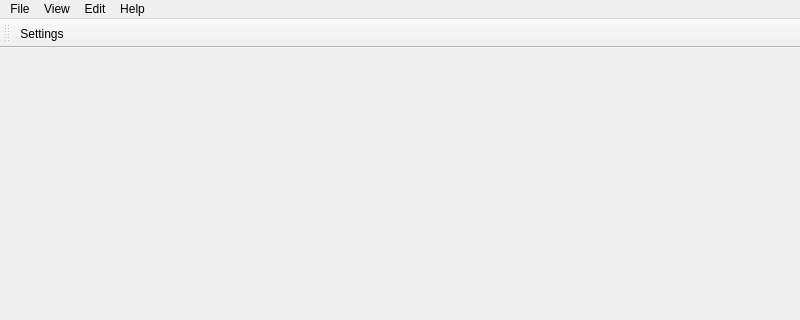
First picture: the form in widget_template/mainwindow.ui, repository nayk1982/widget_template, before the edit; both pictures show x 0 to 800 and y 0 to 320 of the 800 by 600 pixel window.
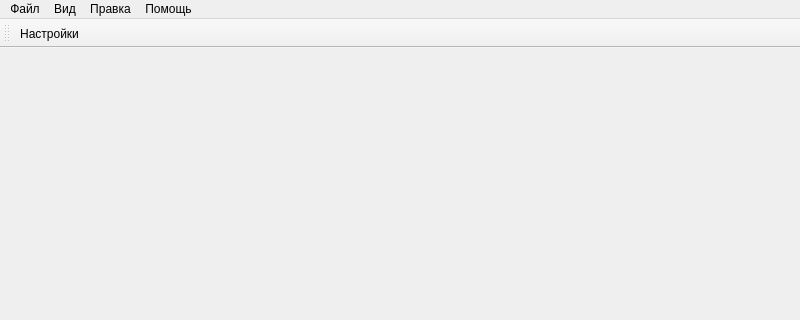
Second picture: the form after the edit. Icons and pictures are not drawn.

The edit to the form file:
```diff
--- a/widget_template/mainwindow.ui
+++ b/widget_template/mainwindow.ui
@@ -26,30 +26,30 @@
      <x>0</x>
      <y>0</y>
      <width>800</width>
-     <height>24</height>
+     <height>20</height>
     </rect>
    </property>
    <widget class="QMenu" name="menuFile">
     <property name="title">
-     <string>File</string>
+     <string>Файл</string>
     </property>
     <addaction name="actionExit"/>
    </widget>
    <widget class="QMenu" name="menuView">
     <property name="title">
-     <string>View</string>
+     <string>Вид</string>
     </property>
     <addaction name="actionToolBar"/>
    </widget>
    <widget class="QMenu" name="menuEdit">
     <property name="title">
-     <string>Edit</string>
+     <string>Правка</string>
     </property>
     <addaction name="actionSettings"/>
    </widget>
    <widget class="QMenu" name="menuHelp">
     <property name="title">
-     <string>Help</string>
+     <string>Помощь</string>
     </property>
     <property name="separatorsCollapsible">
      <bool>false</bool>
@@ -109,7 +109,7 @@
      <normaloff>:/icons/settings_48px.png</normaloff>:/icons/settings_48px.png</iconset>
    </property>
    <property name="text">
-    <string>Settings...</string>
+    <string>Настройки...</string>
    </property>
   </action>
   <action name="actionAbout">
```
Left out of the diff: 14 changed lines with no effect on the pictures.
